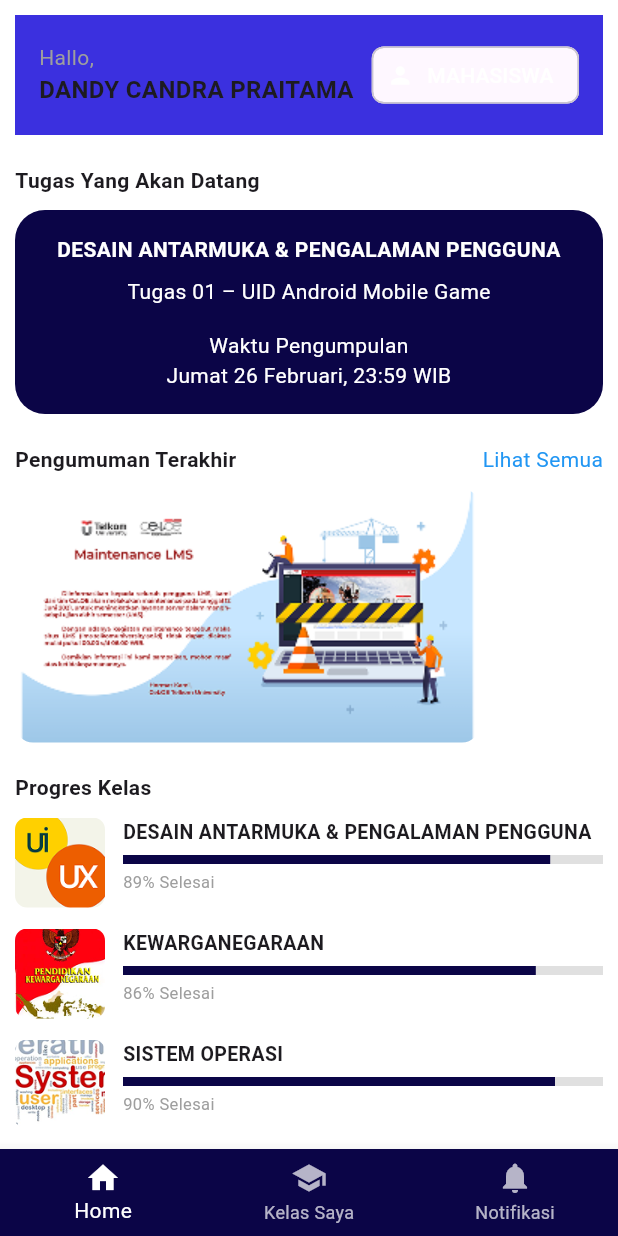
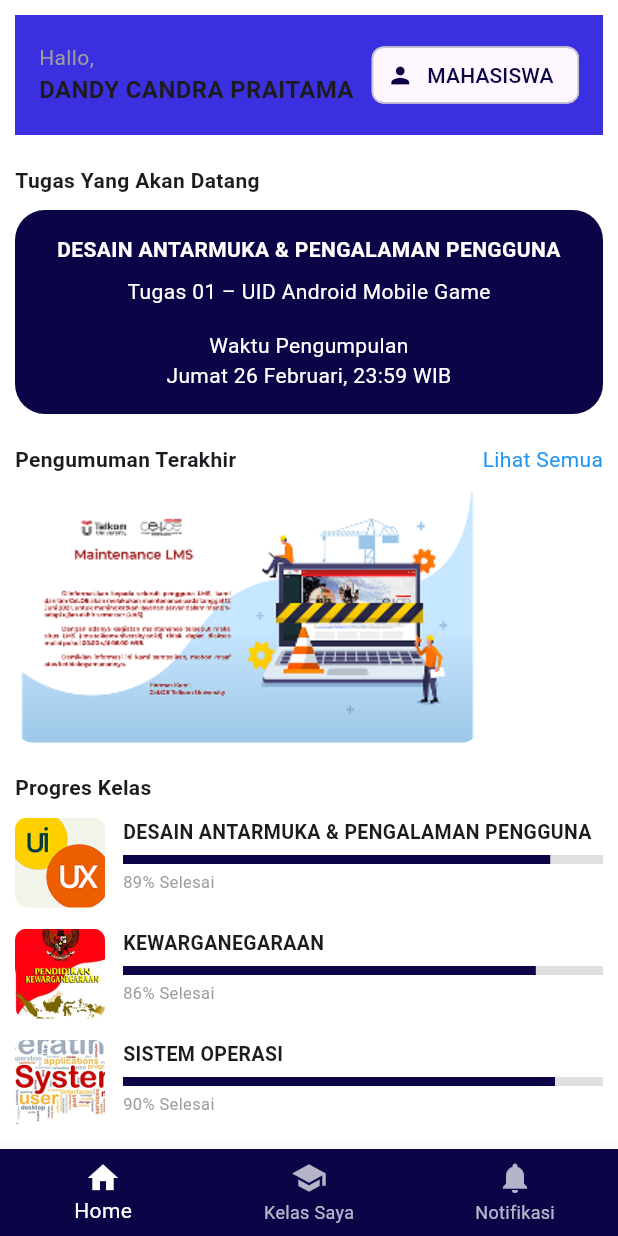
Before and after one commit to nunaprameswari/lms_hybird, a Flutter app: the Beranda screen opened directly, on a phone screen of 412 x 824 dp. Run offline on Flutter 3.47's test engine with Material 3 defaults, Android fonts, the phone set to English and light mode, and no system bars.

Commit message:
perubahan warna pada home

```diff
--- a/lib/fitur/home.dart
+++ b/lib/fitur/home.dart
@@ -103,9 +103,12 @@ class HomePage extends StatelessWidget {
                       // backgroundColor: primaryColor,
                       label: const Text(
                         'MAHASISWA',
-                        style: TextStyle(color: Colors.white),
+                        style: TextStyle(color: Color(0xFF0B0547)),
                       ),
-                      avatar: const Icon(Icons.person, color: Colors.white),
+                      avatar: const Icon(
+                        Icons.person,
+                        color: Color(0xFF0B0547),
+                      ),
                     ),
                   ),
                 ],
```
